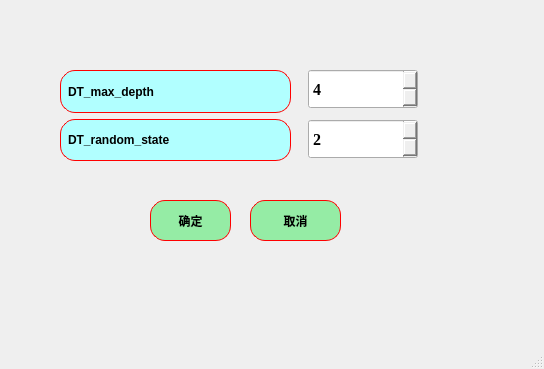
Above: ui/algorithms1_DT_para.ui from azhongege24/predict_first before the change. Below: the same form after it.
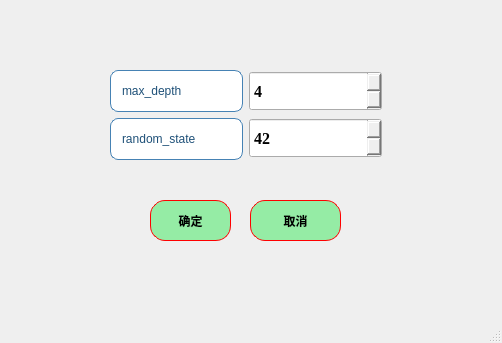
That is the form after the change.

What changed in the file:
```diff
--- a/ui/algorithms1_DT_para.ui
+++ b/ui/algorithms1_DT_para.ui
@@ -6,84 +6,14 @@
    <rect>
     <x>0</x>
     <y>0</y>
-    <width>544</width>
-    <height>369</height>
+    <width>502</width>
+    <height>343</height>
    </rect>
   </property>
   <property name="windowTitle">
    <string>决策树：参数设置</string>
   </property>
   <widget class="QWidget" name="centralwidget">
-   <widget class="QSpinBox" name="spinBox_max_depth">
-    <property name="geometry">
-     <rect>
-      <x>308</x>
-      <y>69</y>
-      <width>110</width>
-      <height>40</height>
-     </rect>
-    </property>
-    <property name="minimumSize">
-     <size>
-      <width>110</width>
-      <height>40</height>
-     </size>
-    </property>
-    <property name="font">
-     <font>
-      <family>Times New Roman</family>
-      <pointsize>12</pointsize>
-      <weight>75</weight>
-      <bold>true</bold>
-     </font>
-    </property>
-    <property name="styleSheet">
-     <string notr="true">QSpinBox::up-button:pressed {
-    margin-top: 4px;  /* 模拟按压下沉 */
-}
-QSpinBox::down-button:pressed {
-    margin-top: 4px;
-}</string>
-    </property>
-    <property name="value">
-     <number>4</number>
-    </property>
-   </widget>
-   <widget class="QSpinBox" name="spinBox_random_state">
-    <property name="geometry">
-     <rect>
-      <x>308</x>
-      <y>119</y>
-      <width>110</width>
-      <height>40</height>
-     </rect>
-    </property>
-    <property name="minimumSize">
-     <size>
-      <width>110</width>
-      <height>40</height>
-     </size>
-    </property>
-    <property name="font">
-     <font>
-      <family>Times New Roman</family>
-      <pointsize>12</pointsize>
-      <weight>75</weight>
-      <bold>true</bold>
-     </font>
-    </property>
-    <property name="styleSheet">
-     <string notr="true">QSpinBox::up-button:pressed {
-    margin-top: 4px;  /* 模拟按压下沉 */
-}
-QSpinBox::down-button:pressed {
-    margin-top: 4px;
-}</string>
-    </property>
-    <property name="value">
-     <number>2</number>
-    </property>
-   </widget>
    <widget class="QPushButton" name="pushButton">
     <property name="geometry">
      <rect>
@@ -146,44 +76,55 @@
      <string>取消</string>
     </property>
    </widget>
-   <widget class="QWidget" name="layoutWidget">
+   <widget class="QWidget" name="">
     <property name="geometry">
      <rect>
-      <x>60</x>
+      <x>110</x>
       <y>70</y>
-      <width>231</width>
-      <height>91</height>
+      <width>272</width>
+      <height>90</height>
      </rect>
     </property>
+    <layout class="QHBoxLayout" name="horizontalLayout">
+     <item>
     <layout class="QVBoxLayout" name="verticalLayout">
      <item>
       <widget class="QLabel" name="label">
        <property name="minimumSize">
         <size>
-         <width>200</width>
+           <width>100</width>
          <height>30</height>
         </size>
        </property>
        <property name="maximumSize">
         <size>
-         <width>250</width>
+           <width>150</width>
          <height>16777215</height>
         </size>
        </property>
        <property name="styleSheet">
-        <string notr="true">QLabel{
-border:1px solid red;   /*边框的粗细，颜色*/
-border-radius:15px;    /*设置圆角半径 */
-padding:2px 4px;  /*QFrame边框与内部其它部件的距离*/
-background-color: rgb(177, 255, 255);	/*背景颜色*/
-color:rgb(0, 0, 0);		/*字体颜色*/
-	font: 18pt &quot;楷体&quot;;
+          <string notr="true">QLabel {
+    border: 1px solid rgb(70, 130, 180);   /* 增强为科研蓝边框，参考Nature期刊图表色 */
+    border-radius: 8px;
+    padding: 4px 8px;
+    background-color: rgb(255, 255, 255);  /* 纯白背景提升对比度 */
+    color: rgb(30, 80, 120);               /* 深海军蓝文字，对比度达8:1 */
+    font: bold 16pt &quot;Times New Roman&quot;;     
+    qproperty-alignment: 'AlignCenter';
+    /* 强化阴影效果 */
+}
 
-font:bold;
+QLabel:hover {
+    border-color: rgb(0, 100, 180);        /* 悬停时使用更高饱和的科研蓝 */
+    background-color: rgb(240, 248, 255);  /* 极浅蓝悬停反馈 */
+}
+
+QLabel:pressed {
+    background-color: rgb(220, 240, 255);  /* 按压状态模拟墨水渗透效果 */
 }</string>
        </property>
        <property name="text">
-        <string>DT_max_depth</string>
+          <string>max_depth</string>
        </property>
       </widget>
      </item>
@@ -191,32 +132,105 @@
       <widget class="QLabel" name="label_2">
        <property name="minimumSize">
         <size>
-         <width>160</width>
+           <width>100</width>
          <height>30</height>
         </size>
        </property>
        <property name="maximumSize">
         <size>
-         <width>250</width>
+           <width>150</width>
          <height>200</height>
         </size>
        </property>
        <property name="styleSheet">
-        <string notr="true">QLabel{
-border:1px solid red;   /*边框的粗细，颜色*/
-border-radius:15px;    /*设置圆角半径 */
-padding:2px 4px;  /*QFrame边框与内部其它部件的距离*/
-background-color: rgb(177, 255, 255);	/*背景颜色*/
-color:rgb(0, 0, 0);		/*字体颜色*/
-	font: 18pt &quot;楷体&quot;;
+          <string notr="true">QLabel {
+    border: 1px solid rgb(70, 130, 180);   /* 增强为科研蓝边框，参考Nature期刊图表色 */
+    border-radius: 8px;
+    padding: 4px 8px;
+    background-color: rgb(255, 255, 255);  /* 纯白背景提升对比度 */
+    color: rgb(30, 80, 120);               /* 深海军蓝文字，对比度达8:1 */
+    font: bold 16pt &quot;Times New Roman&quot;;     
+    qproperty-alignment: 'AlignCenter';
+    /* 强化阴影效果 */
+}
 
-font:bold;
+QLabel:hover {
+    border-color: rgb(0, 100, 180);        /* 悬停时使用更高饱和的科研蓝 */
+    background-color: rgb(240, 248, 255);  /* 极浅蓝悬停反馈 */
+}
+
+QLabel:pressed {
+    background-color: rgb(220, 240, 255);  /* 按压状态模拟墨水渗透效果 */
 }</string>
        </property>
        <property name="text">
-        <string>DT_random_state</string>
-       </property>
-      </widget>
+          <string>random_state</string>
+         </property>
+        </widget>
+       </item>
+      </layout>
+     </item>
+     <item>
+      <layout class="QVBoxLayout" name="verticalLayout_2">
+       <item>
+        <widget class="QSpinBox" name="spinBox_max_depth">
+         <property name="minimumSize">
+          <size>
+           <width>110</width>
+           <height>40</height>
+          </size>
+         </property>
+         <property name="font">
+          <font>
+           <family>Times New Roman</family>
+           <pointsize>12</pointsize>
+           <weight>75</weight>
+           <bold>true</bold>
+          </font>
+         </property>
+         <property name="styleSheet">
+          <string notr="true">QSpinBox::up-button:pressed {
+    margin-top: 4px;  /* 模拟按压下沉 */
+}
+QSpinBox::down-button:pressed {
+    margin-top: 4px;
+}</string>
+         </property>
+         <property name="value">
+          <number>4</number>
+         </property>
+        </widget>
+       </item>
+       <item>
+        <widget class="QSpinBox" name="spinBox_random_state">
+         <property name="minimumSize">
+          <size>
+           <width>110</width>
+           <height>40</height>
+          </size>
+         </property>
+         <property name="font">
+          <font>
+           <family>Times New Roman</family>
+           <pointsize>12</pointsize>
+           <weight>75</weight>
+           <bold>true</bold>
+          </font>
+         </property>
+         <property name="styleSheet">
+          <string notr="true">QSpinBox::up-button:pressed {
+    margin-top: 4px;  /* 模拟按压下沉 */
+}
+QSpinBox::down-button:pressed {
+    margin-top: 4px;
+}</string>
+         </property>
+         <property name="value">
+          <number>42</number>
+         </property>
+        </widget>
+       </item>
+      </layout>
      </item>
     </layout>
    </widget>
```
Left out of the diff: 2 changed lines with no effect on the pictures. Lines whose indentation alone changed are shown as unchanged.
